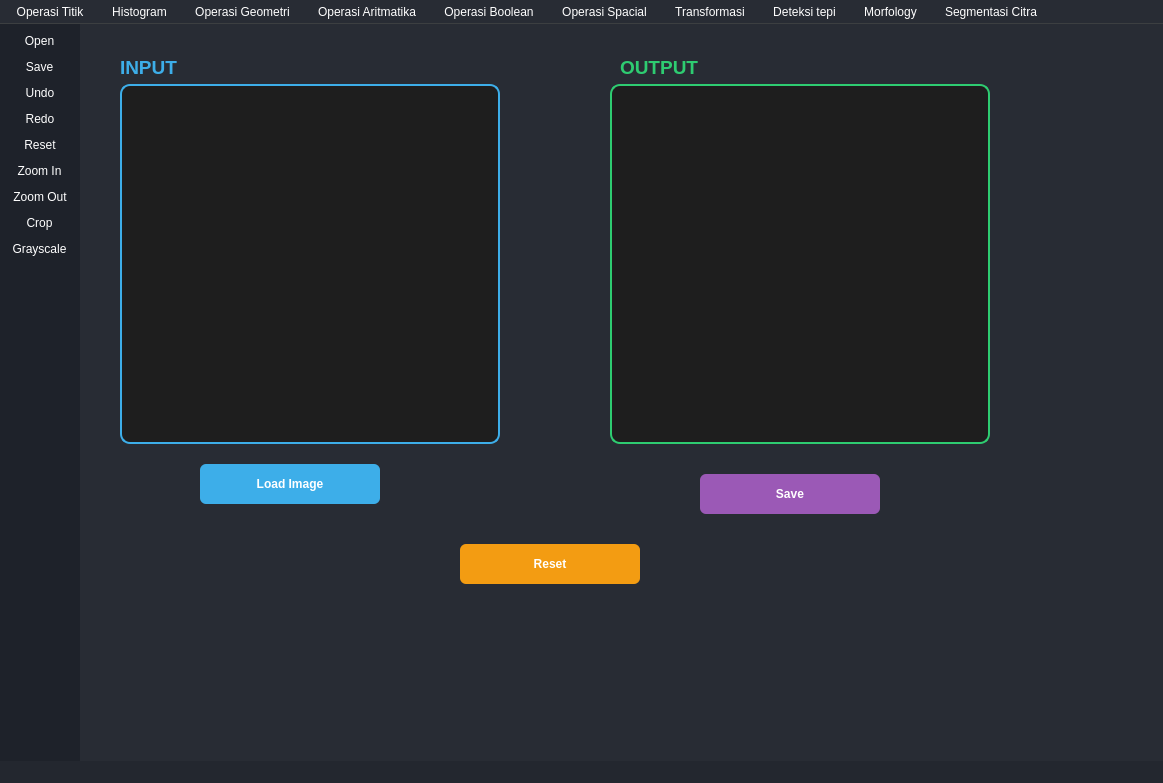
This is gui/Gui.ui in FelixStillLearning/PCD-Project_UAS_RestoraPix as Qt 5 draws it before an edit. The edited form follows.
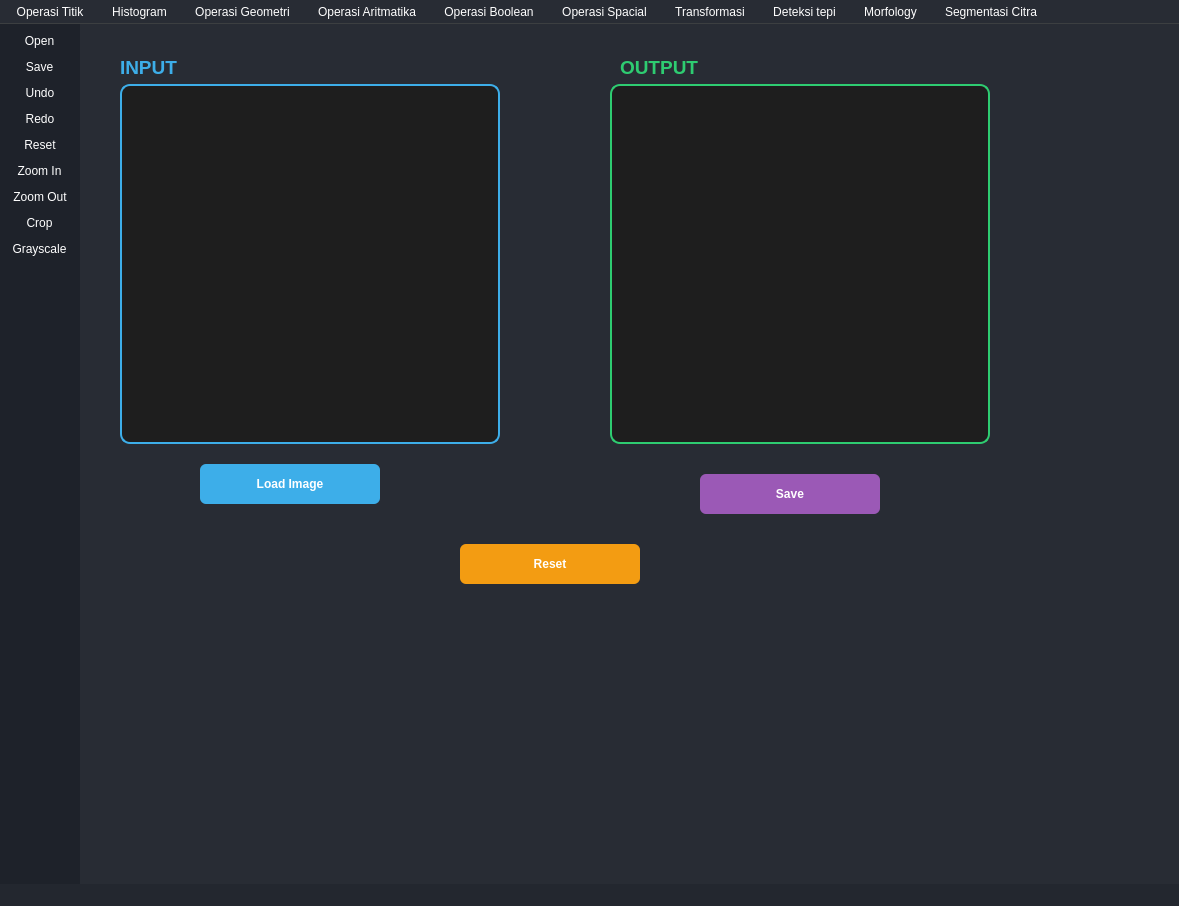
This is the edited form. Icons and pictures are not drawn.

What changed in the file:
```diff
--- a/gui/Gui.ui
+++ b/gui/Gui.ui
@@ -6,8 +6,8 @@
    <rect>
     <x>0</x>
     <y>0</y>
-    <width>1163</width>
-    <height>783</height>
+    <width>1179</width>
+    <height>906</height>
    </rect>
   </property>
   <property name="font">
@@ -212,7 +212,7 @@
     <rect>
      <x>0</x>
      <y>0</y>
-     <width>1163</width>
+     <width>1179</width>
      <height>26</height>
     </rect>
    </property>
```
